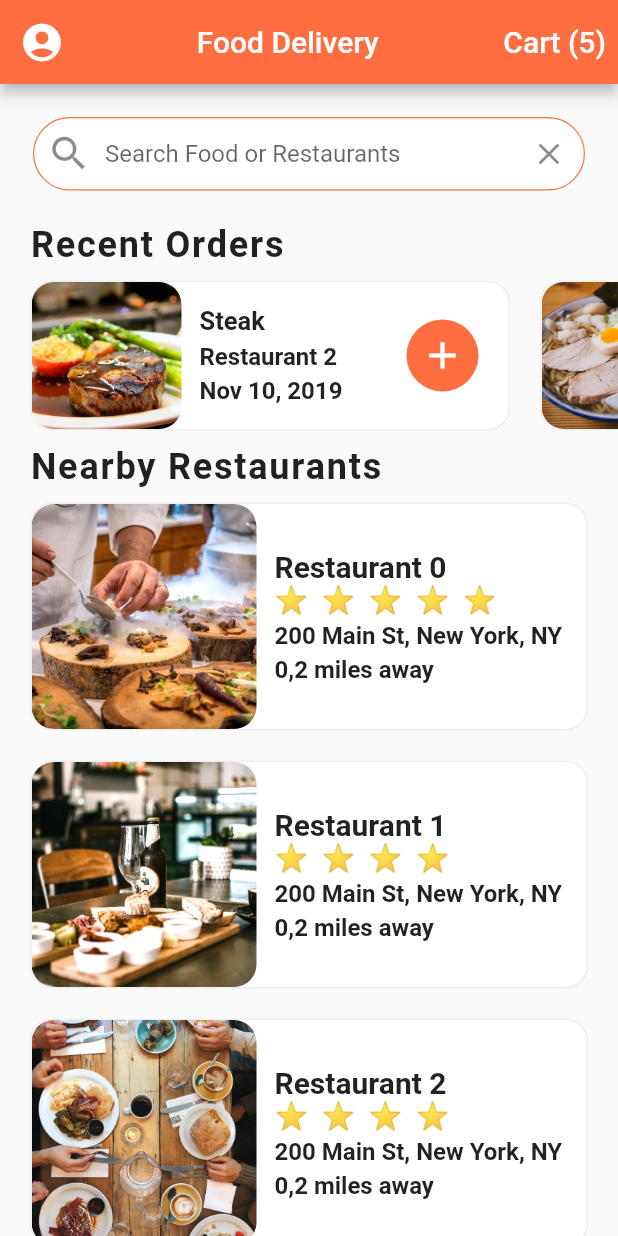
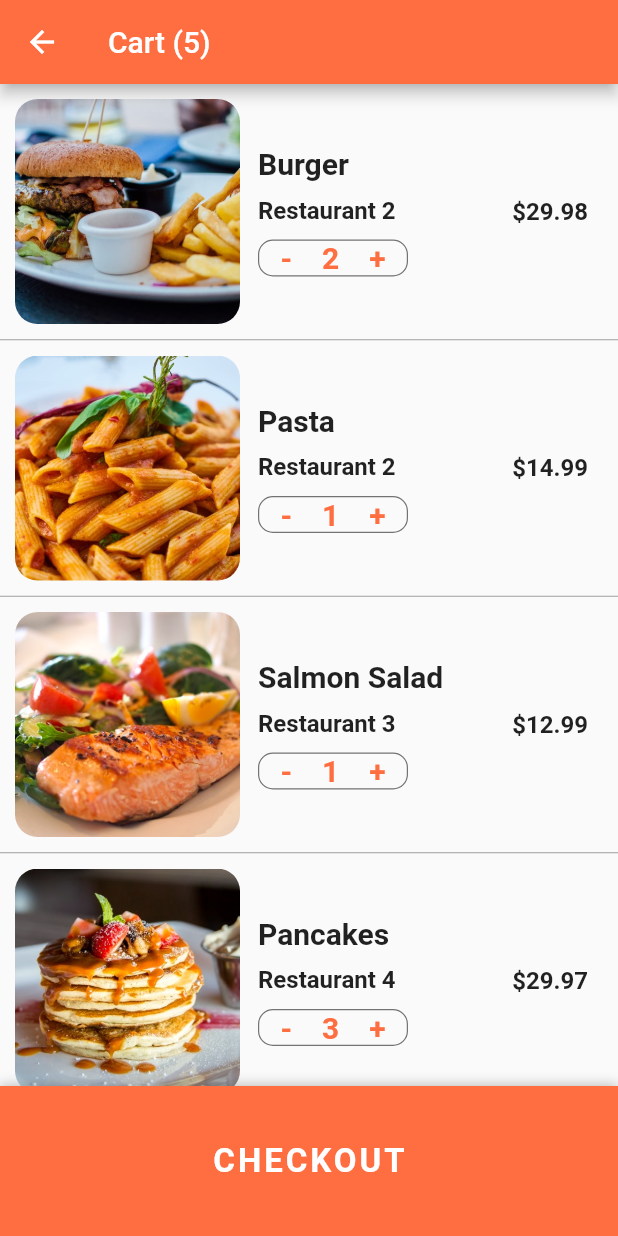
Before and after one commit to edmirmob/flutter_food_delivery, a Flutter app: the screen it shows after launch, after a tap on an icon or button, on a phone screen of 412 x 824 dp. Run offline on Flutter 3.47's test engine with Material 2 defaults, Android fonts, the phone set to English and light mode, and no system bars; statements that could not run were skipped.

Commit message:
grid_cart_bottom

```diff
--- /dev/null
+++ b/deliveryfoodapp/lib/screens/cart_screen.dart
@@ -0,0 +1,227 @@
+import 'package:deliveryfoodapp/data/data.dart';
+import 'package:deliveryfoodapp/models/order.dart';
+import 'package:flutter/material.dart';
+
+class CartScreen extends StatefulWidget {
+  @override
+  _CartScreenState createState() => _CartScreenState();
+}
+
+class _CartScreenState extends State<CartScreen> {
+  @override
+  Widget build(BuildContext context) {
+    double _total = 0;
+    currentUser.cart.forEach((order) {
+      return _total += order.quantity * order.food.price;
+    });
+    return Scaffold(
+      appBar: AppBar(
+        title: Text(
+          'Cart (${currentUser.cart.length})',
+        ),
+      ),
+      body: ListView.separated(
+        padding: EdgeInsets.only(bottom: 30),
+        physics: BouncingScrollPhysics(),
+        itemCount: currentUser.cart.length + 1,
+        itemBuilder: (BuildContext context, int index) {
+          if (index < currentUser.cart.length) {
+            Order order = currentUser.cart[index];
+            return _buildCartItem(order);
+          }
+          return Padding(
+            padding: const EdgeInsets.all(20),
+            child: Column(
+              children: [
+                Row(
+                  mainAxisAlignment: MainAxisAlignment.spaceBetween,
+                  children: [
+                    Text(
+                      'Estimated Delivery Time',
+                      style: TextStyle(
+                        fontSize: 20,
+                        fontWeight: FontWeight.w600,
+                      ),
+                    ),
+                    Text(
+                      '25 min',
+                      style: TextStyle(
+                        fontSize: 20,
+                        fontWeight: FontWeight.w600,
+                      ),
+                    )
+                  ],
+                ),
+                Row(
+                  mainAxisAlignment: MainAxisAlignment.spaceBetween,
+                  children: [
+                    Text(
+                      'Total Price',
+                      style: TextStyle(
+                        fontSize: 20,
+                        fontWeight: FontWeight.w600,
+                      ),
+                    ),
+                    Text(
+                      '\$${_total.toStringAsFixed(2)}',
+                      style: TextStyle(
+                        color: Colors.green[700],
+                        fontSize: 20,
+                        fontWeight: FontWeight.w600,
+                      ),
+                    )
+                  ],
+                ),
+                SizedBox(height: 70,)
+              ],
+            ),
+          );
+        },
+        separatorBuilder: (context, index) {
+          return Divider(
+            color: Colors.grey,
+            height: 1,
+          );
+        },
+      ),
+      bottomSheet: Container(
+        width: MediaQuery.of(context).size.width,
+        height: 100,
+        decoration:
+        BoxDecoration(color: Theme.of(context).primaryColor, boxShadow: [
+          BoxShadow(color: Colors.black26, offset: Offset(0, -1), blurRadius: 6)
+        ]),
+        child: TextButton(
+          child: Text(
+            'CHECKOUT',
+            style: TextStyle(
+              color: Colors.white,
+              fontSize: 22,
+              fontWeight: FontWeight.bold,
+              letterSpacing: 2,
+            ),
+          ),
+          onPressed: () {},
+        ),
+      ),
+    );
+  }
+
+  _buildCartItem(Order order) {
+    return Container(
+      padding: EdgeInsets.all(10),
+      height: 170,
+      child: Row(
+        children: [
+          Expanded(
+            child: Row(
+              children: [
+                Container(
+                  width: 150,
+                  decoration: BoxDecoration(
+                    image: DecorationImage(
+                        image: AssetImage(order.food.imageUrl),
+                        fit: BoxFit.cover),
+                    borderRadius: BorderRadius.circular(15),
+                  ),
+                ),
+                Expanded(
+                  child: Container(
+                    margin: EdgeInsets.all(12),
+                    child: Column(
+                      mainAxisAlignment: MainAxisAlignment.center,
+                      crossAxisAlignment: CrossAxisAlignment.start,
+                      children: [
+                        Text(
+                          order.food.name,
+                          style: TextStyle(
+                            fontSize: 20,
+                            fontWeight: FontWeight.bold,
+                          ),
+                          overflow: TextOverflow.ellipsis,
+                        ),
+                        SizedBox(
+                          height: 10,
+                        ),
+                        Text(
+                          order.restaurant.name,
+                          style: TextStyle(
+                            fontSize: 16,
+                            fontWeight: FontWeight.w600,
+                          ),
+                          overflow: TextOverflow.ellipsis,
+                        ),
+                        SizedBox(
+                          height: 10,
+                        ),
+                        Container(
+                          width: 100,
+                          decoration: BoxDecoration(
+                            borderRadius: BorderRadius.circular(10),
+                            border:
+                            Border.all(width: 0.8, color: Colors.black54),
+                          ),
+                          child: Row(
+                            mainAxisAlignment: MainAxisAlignment.center,
+                            children: [
+                              GestureDetector(
+                                onTap: () {},
+                                child: Text(
+                                  '-',
+                                  style: TextStyle(
+                                    color: Theme.of(context).primaryColor,
+                                    fontWeight: FontWeight.w600,
+                                    fontSize: 20,
+                                  ),
+                                ),
+                              ),
+                              SizedBox(
+                                width: 20,
+                              ),
+                              Text(
+                                order.quantity.toString(),
+                                style: TextStyle(
+                                  color: Theme.of(context).primaryColor,
+                                  fontWeight: FontWeight.w600,
+                                  fontSize: 20,
+                                ),
+                              ),
+                              SizedBox(
+                                width: 20,
+                              ),
+                              GestureDetector(
+                                onTap: () {},
+                                child: Text(
+                                  '+',
+                                  style: TextStyle(
+                                    color: Theme.of(context).primaryColor,
+                                    fontWeight: FontWeight.w600,
+                                    fontSize: 20,
+                                  ),
+                                ),
+                              ),
+                            ],
+                          ),
+                        ),
+                      ],
+                    ),
+                  ),
+                ),
+                Container(
+                  margin: EdgeInsets.all(10),
+                  child: Text(
+                    '\$${order.quantity * order.food.price}',
+                    style: TextStyle(
+                      fontSize: 16,
+                      fontWeight: FontWeight.w600,
+                    ),
+                  ),
+                ),
+              ],
+            ),
+          )
+        ],
+      ),
+    );
+  }
+}
--- a/deliveryfoodapp/lib/screens/home_screen.dart
+++ b/deliveryfoodapp/lib/screens/home_screen.dart
@@ -1,4 +1,5 @@
 import 'package:deliveryfoodapp/data/data.dart';
+import 'package:deliveryfoodapp/screens/cart_screen.dart';
 import 'package:deliveryfoodapp/screens/restaurant_screen.dart';
 import 'package:deliveryfoodapp/widgets/rating_stars.dart';
 import 'package:deliveryfoodapp/widgets/recent_orders.dart';
@@ -10,9 +11,7 @@ class HomeScreen extends StatefulWidget {
   @override
   _HomeScreenState createState() => _HomeScreenState();
 }
-
 class _HomeScreenState extends State<HomeScreen> {
-
   _buildRestaurants() {
     List<Widget> restaurantList = [];
     restaurants.forEach((rest) {
@@ -105,7 +104,7 @@ class _HomeScreenState extends State<HomeScreen> {
         title: Center(child: Text('Food Delivery')),
         actions: [
           TextButton(
-            onPressed: () {},
+            onPressed: ()=> Navigator.push(context, MaterialPageRoute(builder: (_)=>CartScreen(),),),
             child: Text(
               'Cart (${currentUser.cart.length})',
               style: TextStyle(color: Colors.white, fontSize: 20.0),
```
Also changed, not shown: deliveryfoodapp/lib/screens/restaurant_screen.dart (+110 -2 lines).
